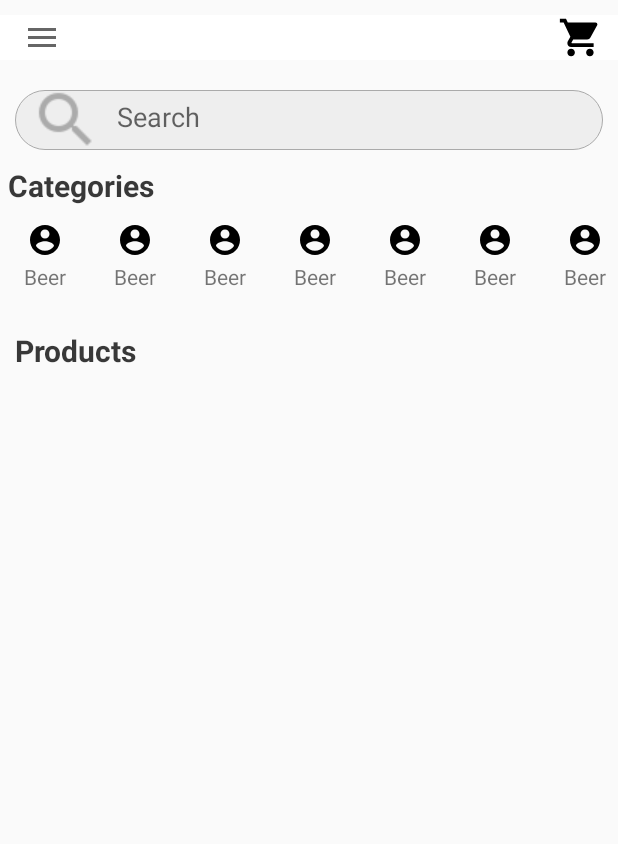
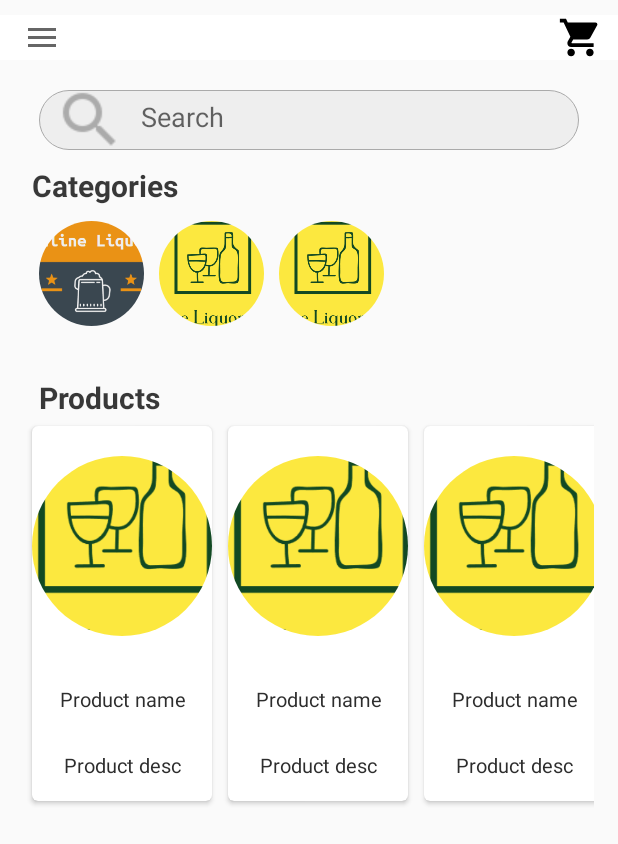
Before and after one commit to suvee01/FoodGATE, an Android app: the DashboardActivity screen opened directly, with no data from a screen before it, on a phone screen of 412 x 824 dp. Shown: the top 844 px of the screen. Run offline under Robolectric (Android 15) with nearby library versions, the phone set to English and light mode, and no system bars; our stand-ins replace CircleImageView.

Commit message:
category

```diff
--- a/app/src/main/java/Adapter/CategoryAdapter.java
+++ b/app/src/main/java/Adapter/CategoryAdapter.java
@@ -1,5 +1,6 @@
 package Adapter;
 
+import android.content.Context;
 import android.media.Image;
 import android.view.LayoutInflater;
 import android.view.View;
@@ -18,9 +19,11 @@ import Model.CategoryModel;
 
 public class CategoryAdapter extends RecyclerView.Adapter<CategoryAdapter.ViewHolder> {
 
-    private List<CategoryModel> categoryModelList;
+    Context mContext;
+     List<CategoryModel> categoryModelList;
 
-    public CategoryAdapter(List<CategoryModel> categoryModelList) {
+    public CategoryAdapter(Context context, List<CategoryModel> categoryModelList) {
+        this.mContext= mContext;
         this.categoryModelList = categoryModelList;
     }
 
@@ -36,9 +39,9 @@ public class CategoryAdapter extends RecyclerView.Adapter<CategoryAdapter.ViewHo
     @Override
     public void onBindViewHolder(@NonNull CategoryAdapter.ViewHolder viewHolder, int position) {
 
-        String icon= categoryModelList.get(position).getCat_img();
-        String name= categoryModelList.get(position).getCat_name();
-        ViewHolder.setcCategory_name(name);
+       CategoryModel pc=categoryModelList.get(position);
+        viewHolder.category_icon.setImageResource(pc.getCat_img());
+
 
     }
 
@@ -55,8 +58,8 @@ public class CategoryAdapter extends RecyclerView.Adapter<CategoryAdapter.ViewHo
 
         public ViewHolder(@NonNull View itemView) {
             super(itemView);
-            category_icon= itemView.findViewById(R.id.cat_icon);
-            category_name=itemView.findViewById(R.id.cat_name);
+            category_icon= itemView.findViewById(R.id.catimage);
+            category_name=itemView.findViewById(R.id.catname);
         }
 
         public static void setcCategory_name(String name) {
--- a/app/src/main/java/Adapter/ProductAdapter.java
+++ b/app/src/main/java/Adapter/ProductAdapter.java
@@ -1,4 +1,58 @@
 package Adapter;
 
-public class ProductAdapter {
+import android.content.Context;
+import android.view.LayoutInflater;
+import android.view.View;
+import android.view.ViewGroup;
+import android.widget.ImageView;
+
+import androidx.annotation.NonNull;
+import androidx.recyclerview.widget.RecyclerView;
+
+import com.example.onlineliquorfinal.R;
+
+import java.util.List;
+
+import Model.ProductModel;
+
+public class ProductAdapter extends RecyclerView.Adapter<ProductAdapter.ProductViewHolder> {
+
+Context mcontext;
+List<ProductModel> lstproduct;
+
+public ProductAdapter(Context mcontext, List<ProductModel> lstproduct){
+this.mcontext= mcontext;
+this.lstproduct=lstproduct;
 }
+
+
+    @NonNull
+    @Override
+    public ProductViewHolder onCreateViewHolder(@NonNull ViewGroup parent, int viewType) {
+            View v= LayoutInflater.from(mcontext).inflate(R.layout.cardview_product, parent,false);
+            return new ProductViewHolder(v);
+    }
+
+    @Override
+    public void onBindViewHolder(@NonNull ProductViewHolder holder, int position) {
+        ProductModel res=lstproduct.get(position);
+        holder.imgpro.setImageResource(res.getProductimg());
+
+    }
+
+    @Override
+    public int getItemCount() {
+        return lstproduct.size();
+    }
+
+    public class ProductViewHolder extends RecyclerView.ViewHolder {
+
+                ImageView imgpro;
+
+    public ProductViewHolder(View itemView){
+        super(itemView);
+        imgpro= itemView.findViewById(R.id.product_img_id);
+
+    }
+    }
+}
--- a/app/src/main/java/Model/CategoryModel.java
+++ b/app/src/main/java/Model/CategoryModel.java
@@ -2,19 +2,19 @@ package Model;
 
 public class CategoryModel {
 
-    private String Cat_img;
+    private int Cat_img;
     private String Cat_name;
 
-    public CategoryModel(String cat_img, String cat_name) {
+    public CategoryModel(int cat_img, String cat_name) {
         Cat_img = cat_img;
         Cat_name = cat_name;
     }
 
-    public String getCat_img() {
+    public int getCat_img() {
         return Cat_img;
     }
 
-    public void setCat_img(String cat_img) {
+    public void setCat_img(int cat_img) {
         Cat_img = cat_img;
     }
 
--- a/app/src/main/java/Model/ProductModel.java
+++ b/app/src/main/java/Model/ProductModel.java
@@ -1,4 +1,49 @@
 package Model;
 
 public class ProductModel {
+private int productimg;
+private String productname;
+private String productdesc;
+private int rate;
+
+    public ProductModel(int productimg, String productname) {
+        this.productimg = productimg;
+        this.productname = productname;
+        this.productdesc = productdesc;
+        this.rate = rate;
+
+
+    }
+
+    public int getProductimg() {
+        return productimg;
+    }
+
+    public void setProductimg(int productimg) {
+        this.productimg = productimg;
+    }
+
+    public String getProductname() {
+        return productname;
+    }
+
+    public void setProductname(String productname) {
+        this.productname = productname;
+    }
+
+    public String getProductdesc() {
+        return productdesc;
+    }
+
+    public void setProductdesc(String productdesc) {
+        this.productdesc = productdesc;
+    }
+
+    public int getRate() {
+        return rate;
+    }
+
+    public void setRate(int rate) {
+        this.rate = rate;
+    }
 }
--- a/app/src/main/java/com/example/onlineliquorfinal/DashboardActivity.java
+++ b/app/src/main/java/com/example/onlineliquorfinal/DashboardActivity.java
@@ -14,11 +14,20 @@ import android.widget.FrameLayout;
 
 import com.example.onlineliquorfinal.Fragment.DashboardFragment;
 
+import java.lang.reflect.Array;
+import java.util.ArrayList;
+import java.util.List;
+
+import Model.CategoryModel;
+import Model.ProductModel;
+
 public class DashboardActivity extends AppCompatActivity {
     private DrawerLayout mDrawerLayout;
     private Toolbar toolbar;
     private ActionBarDrawerToggle mToggle;
     private FrameLayout frameLayout;
+    public static List<CategoryModel> lstcat= new ArrayList<>();
+    public static List<ProductModel> lstproduct = new ArrayList<>();
 
     @Override
     protected void onCreate(Bundle savedInstanceState) {
@@ -32,6 +41,18 @@ public class DashboardActivity extends AppCompatActivity {
 
         mDrawerLayout.addDrawerListener(mToggle);
         mToggle.syncState();
+
+        lstcat=new ArrayList<>();
+        lstcat.add(new CategoryModel(R.drawable.logo2,"Beer"));
+        lstcat.add(new CategoryModel(R.drawable.logo5,"Whiskey"));
+        lstcat.add(new CategoryModel(R.drawable.logo5,"Rum"));
+
+        lstproduct=new ArrayList<>();
+        lstproduct.add(new ProductModel(R.drawable.logo5,"Beer"));
+        lstproduct.add(new ProductModel(R.drawable.logo5,"Whiskey"));
+        lstproduct.add(new ProductModel(R.drawable.logo5,"Rum"));
+
+
         getSupportActionBar().setDisplayHomeAsUpEnabled(true);
 
         frameLayout=findViewById(R.id.framelayout);
--- a/app/src/main/java/com/example/onlineliquorfinal/Fragment/DashboardFragment.java
+++ b/app/src/main/java/com/example/onlineliquorfinal/Fragment/DashboardFragment.java
@@ -18,7 +18,12 @@ import java.util.ArrayList;
 import java.util.List;
 
 import Adapter.CategoryAdapter;
+import Adapter.ProductAdapter;
 import Model.CategoryModel;
+import Model.ProductModel;
+
+import static com.example.onlineliquorfinal.DashboardActivity.lstcat;
+import static com.example.onlineliquorfinal.DashboardActivity.lstproduct;
 
 /**
  * A simple {@link Fragment} subclass.
@@ -31,9 +36,9 @@ public class DashboardFragment extends Fragment {
     public DashboardFragment() {
         // Required empty public constructor
     }
-    private RecyclerView cat_recyclerview;
+    private RecyclerView cat_recyclerview, rv_product;
 
-    private CategoryAdapter categoryAdapter;
+
 
     @Override
     public View onCreateView(LayoutInflater inflater, ViewGroup container,
@@ -41,25 +46,20 @@ public class DashboardFragment extends Fragment {
         // Inflate the layout for this fragment
         View view= inflater.inflate(R.layout.fragment_dashboard, container, false);
         cat_recyclerview= view.findViewById(R.id.cat_recyclerview);
-        LinearLayoutManager layoutManager=new LinearLayoutManager(getActivity());
-        layoutManager.setOrientation(LinearLayoutManager.HORIZONTAL);
-        cat_recyclerview.setLayoutManager(layoutManager);
+        rv_product= view.findViewById(R.id.recyproduct);
 
-        List<CategoryModel> categoryModelList= new ArrayList<CategoryModel>();
-        categoryModelList.add(new CategoryModel("Categoryimage","Beer"));
-        categoryModelList.add(new CategoryModel("Categoryimage","Whiskey"));
-        categoryModelList.add(new CategoryModel("Categoryimage","Vodka"));
-        categoryModelList.add(new CategoryModel("Categoryimage","Rum"));
-        categoryModelList.add(new CategoryModel("Categoryimage","Tequilla"));
-        categoryModelList.add(new CategoryModel("Categoryimage","Tequilla"));
-        categoryModelList.add(new CategoryModel("Categoryimage","Tequilla"));
-        categoryModelList.add(new CategoryModel("Categoryimage","Tequilla"));
+        CategoryAdapter categoryAdapter= new CategoryAdapter(getContext(),lstcat);
+        cat_recyclerview.setAdapter(categoryAdapter);
+        cat_recyclerview.setLayoutManager(new LinearLayoutManager(getContext(),RecyclerView.HORIZONTAL,false));
 
-        categoryAdapter= new CategoryAdapter(categoryModelList);
-            cat_recyclerview.setAdapter(categoryAdapter);
-            categoryAdapter.notifyDataSetChanged();
+        ProductAdapter productAdapter= new ProductAdapter(getContext(),lstproduct);
+        rv_product.setAdapter(productAdapter);
+        rv_product.setLayoutManager(new LinearLayoutManager(getContext(),RecyclerView.HORIZONTAL,false));
+
 
         return view;
+
+
     }
 
 }
--- /dev/null
+++ b/app/src/main/java/com/example/onlineliquorfinal/Fragment/ProductdetailsFragment.java
@@ -0,0 +1,32 @@
+package com.example.onlineliquorfinal.Fragment;
+
+
+import android.os.Bundle;
+
+import androidx.fragment.app.Fragment;
+
+import android.view.LayoutInflater;
+import android.view.View;
+import android.view.ViewGroup;
+
+import com.example.onlineliquorfinal.R;
+
+/**
+ * A simple {@link Fragment} subclass.
+ */
+public class ProductdetailsFragment extends Fragment {
+
+
+    public ProductdetailsFragment() {
+        // Required empty public constructor
+    }
+
+
+    @Override
+    public View onCreateView(LayoutInflater inflater, ViewGroup container,
+                             Bundle savedInstanceState) {
+        // Inflate the layout for this fragment
+        return inflater.inflate(R.layout.fragment_productdetails, container, false);
+    }
+
+}
--- a/app/src/main/res/layout/cardview_product.xml
+++ b/app/src/main/res/layout/cardview_product.xml
@@ -4,7 +4,7 @@
     xmlns:de.hdodenhof="http://schemas.android.com/tools"
     android:orientation="vertical"
     android:layout_width="120dp"
-    android:layout_height="280dp"
+    android:layout_height="250dp"
     xmlns:cardview="http://schemas.android.com/apk/res-auto"
     android:id="@+id/cardview"
     android:foreground="?android:attr/selectableItemBackground"
@@ -38,18 +38,12 @@
         <TextView
             android:id="@+id/product_desc_id"
             android:layout_width="match_parent"
-            android:layout_height="30dp"
+            android:layout_height="44dp"
             android:gravity="center"
-            android:text="Product Desc"
+            android:text="Product desc"
             android:textColor="#2d2d2d"
             android:textSize="13sp" />
 
-        <Button
-            android:layout_width="match_parent"
-            android:layout_height="40dp"
-            android:background="@color/orange"
-            android:gravity="center"
-            android:text="Order" />
 
 
 
--- a/app/src/main/res/layout/category_item.xml
+++ b/app/src/main/res/layout/category_item.xml
@@ -1,32 +1,27 @@
 <?xml version="1.0" encoding="utf-8"?>
-<androidx.constraintlayout.widget.ConstraintLayout xmlns:android="http://schemas.android.com/apk/res/android"
-    xmlns:app="http://schemas.android.com/apk/res-auto"
-    xmlns:tools="http://schemas.android.com/tools"
-    android:layout_width="60dp"
-    android:layout_height="60dp">
+<RelativeLayout xmlns:android="http://schemas.android.com/apk/res/android"
+   android:orientation="horizontal"
+    android:layout_width="wrap_content"
+    android:layout_height="match_parent">
 
-    <ImageView
-        android:id="@+id/cat_icon"
+    <RelativeLayout
         android:layout_width="match_parent"
         android:layout_height="wrap_content"
-        android:layout_marginTop="8dp"
-        app:layout_constraintEnd_toEndOf="parent"
-        app:layout_constraintStart_toStartOf="parent"
-        app:layout_constraintTop_toTopOf="parent"
-        app:srcCompat="@drawable/ic_account_circle_black_24dp" />
+        android:layout_marginTop="10dp">
+        <de.hdodenhof.circleimageview.CircleImageView
+            android:id="@+id/catimage"
+            android:layout_width="70dp"
+            android:layout_height="70dp"
+            android:layout_marginLeft="10dp"/>
+        <TextView
+            android:id="@+id/catname"
+            android:layout_width="match_parent"
+            android:layout_height="wrap_content"
+            android:text=""
+            android:textColor="@color/login_form_details"
+            android:textSize="10dp"
+            android:layout_marginLeft="20dp"
+            android:layout_below="@id/catimage"/>
+    </RelativeLayout>
 
-    <TextView
-        android:id="@+id/cat_name"
-        android:layout_width="wrap_content"
-        android:layout_height="wrap_content"
-        android:layout_marginStart="4dp"
-        android:layout_marginEnd="4dp"
-        android:layout_marginBottom="4dp"
-        android:text="Beer"
-        android:textAlignment="center"
-        app:layout_constraintBottom_toBottomOf="parent"
-        app:layout_constraintEnd_toEndOf="parent"
-        app:layout_constraintStart_toStartOf="parent"
-        app:layout_constraintTop_toBottomOf="@+id/cat_icon" />
-
-</androidx.constraintlayout.widget.ConstraintLayout>
+</RelativeLayout>
--- a/app/src/main/res/layout/fragment_dashboard.xml
+++ b/app/src/main/res/layout/fragment_dashboard.xml
@@ -6,9 +6,12 @@
     android:layout_height="match_parent"
     android:orientation="vertical">
 
-<RelativeLayout
+<RelativeLayout xmlns:android="http://schemas.android.com/apk/res/android"
+    xmlns:tools="http://schemas.android.com/tools"
     android:layout_width="match_parent"
-    android:layout_height="match_parent" >
+    android:layout_height="match_parent"
+    android:layout_marginLeft="16dp"
+    android:layout_marginRight="16dp">
 
     <EditText
         android:id="@+id/src"
@@ -26,6 +29,7 @@
         android:padding="10dp" />
 
     <TextView
+        android:id="@+id/txtcat"
         android:layout_width="match_parent"
         android:layout_height="match_parent"
         android:text="Categories"
@@ -40,12 +44,9 @@
         android:id="@+id/cat_recyclerview"
         android:layout_width="match_parent"
         android:layout_height="wrap_content"
-        android:layout_marginTop="100dp"
         android:elevation="3dp"
-        app:layout_constraintEnd_toEndOf="parent"
-        app:layout_constraintHorizontal_bias="0.0"
-        app:layout_constraintStart_toStartOf="parent"
-        app:layout_constraintTop_toTopOf="parent" />
+        android:layout_below="@id/txtcat"
+         />
 
     <RelativeLayout
         android:id="@+id/relaative"
@@ -66,6 +67,7 @@
     </RelativeLayout>
 
 <androidx.recyclerview.widget.RecyclerView
+
     android:layout_width="match_parent"
     android:layout_height="wrap_content"
     android:id="@+id/recyproduct"
--- /dev/null
+++ b/app/src/main/res/layout/fragment_productdetails.xml
@@ -0,0 +1,14 @@
+<?xml version="1.0" encoding="utf-8"?>
+<FrameLayout xmlns:android="http://schemas.android.com/apk/res/android"
+    xmlns:tools="http://schemas.android.com/tools"
+    android:layout_width="match_parent"
+    android:layout_height="match_parent"
+    tools:context=".Fragment.ProductdetailsFragment">
+
+    <!-- TODO: Update blank fragment layout -->
+    <TextView
+        android:layout_width="match_parent"
+        android:layout_height="match_parent"
+        android:text="@string/hello_blank_fragment" />
+
+</FrameLayout>
```
